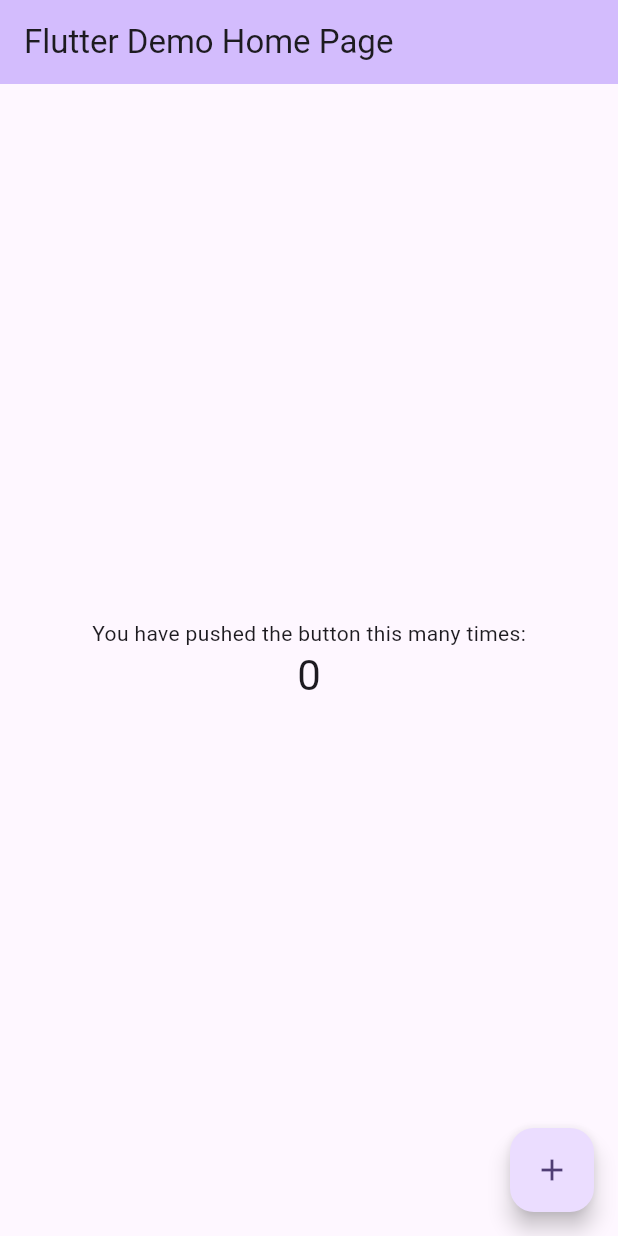
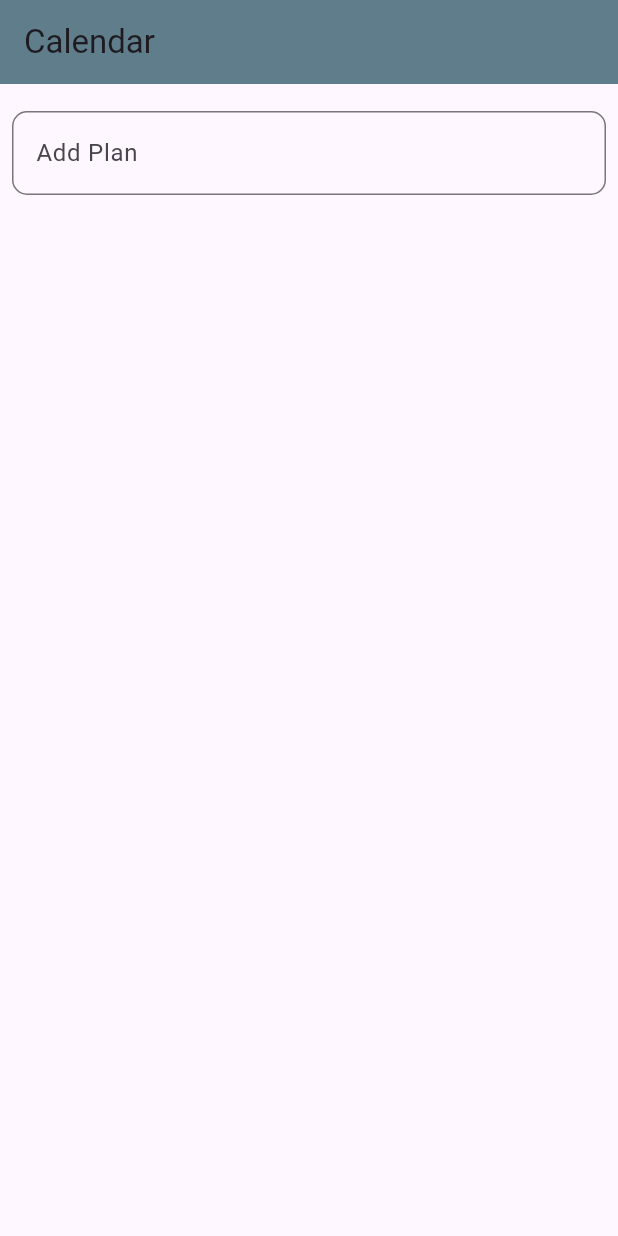
Before and after one commit to amean101/CW4, a Flutter app: the screen it shows after launch, on a phone screen of 412 x 824 dp. Run offline on Flutter 3.47's test engine with Material 3 defaults, Android fonts, the phone set to English and light mode, and no system bars.

Commit message:
added text field to add plans

```diff
--- /dev/null
+++ b/lib/home_page.dart
@@ -0,0 +1,46 @@
+
+import 'package:flutter/material.dart';
+
+//Class with plans and completion status
+class Plans {
+  String plan;
+  bool completionStatus;
+  Plans({required this.plan, required this.completionStatus});
+}
+
+class PlanManagerScreen extends StatefulWidget {
+  const PlanManagerScreen({super.key});
+
+  @override
+  State<PlanManagerScreen> createState() => _PlanManagerScreenState();
+}
+
+class _PlanManagerScreenState extends State<PlanManagerScreen> {
+
+  //initialized an empty list of plans that user can add to
+  List<Plans> plans = List.empty(growable: true);
+
+  @override
+  Widget build(BuildContext context) {
+    return Scaffold(
+      appBar: AppBar(
+        backgroundColor: Colors.blueGrey,
+        title: const Text('Calendar'),
+      ),
+      body: Padding(
+        padding: EdgeInsets.all(8.0),
+        child: Column(
+          children: [
+            SizedBox(height: 10),
+            TextField(decoration: InputDecoration(
+              hintText: 'Add Plan',
+              border: OutlineInputBorder(
+                borderRadius: BorderRadius.all(Radius.circular(10))
+              )
+            ),)
+          ],
+        ),
+         ),
+    );
+  }
+}
--- a/lib/main.dart
+++ b/lib/main.dart
@@ -1,3 +1,4 @@
+import 'package:cw4/home_page.dart';
 import 'package:flutter/material.dart';
 
 void main() {
@@ -7,116 +8,14 @@ void main() {
 class MyApp extends StatelessWidget {
   const MyApp({super.key});
 
-  // This widget is the root of your application.
   @override
   Widget build(BuildContext context) {
     return MaterialApp(
       title: 'Flutter Demo',
       theme: ThemeData(
-        // This is the theme of your application.
-        //
-        // TRY THIS: Try running your application with "flutter run". You'll see
-        // the application has a purple toolbar. Then, without quitting the app,
-        // try changing the seedColor in the colorScheme below to Colors.green
-        // and then invoke "hot reload" (save your changes or press the "hot
-        // reload" button in a Flutter-supported IDE, or press "r" if you used
-        // the command line to start the app).
-        //
-        // Notice that the counter didn't reset back to zero; the application
-        // state is not lost during the reload. To reset the state, use hot
-        // restart instead.
-        //
-        // This works for code too, not just values: Most code changes can be
-        // tested with just a hot reload.
-        colorScheme: ColorScheme.fromSeed(seedColor: Colors.deepPurple),
       ),
-      home: const MyHomePage(title: 'Flutter Demo Home Page'),
+      home: const PlanManagerScreen(),
+      debugShowCheckedModeBanner: false,
     );
   }
 }
-
-class MyHomePage extends StatefulWidget {
-  const MyHomePage({super.key, required this.title});
-
-  // This widget is the home page of your application. It is stateful, meaning
-  // that it has a State object (defined below) that contains fields that affect
-  // how it looks.
-
-  // This class is the configuration for the state. It holds the values (in this
-  // case the title) provided by the parent (in this case the App widget) and
-  // used by the build method of the State. Fields in a Widget subclass are
-  // always marked "final".
-
-  final String title;
-
-  @override
-  State<MyHomePage> createState() => _MyHomePageState();
-}
-
-class _MyHomePageState extends State<MyHomePage> {
-  int _counter = 0;
-
-  void _incrementCounter() {
-    setState(() {
-      // This call to setState tells the Flutter framework that something has
-      // changed in this State, which causes it to rerun the build method below
-      // so that the display can reflect the updated values. If we changed
-      // _counter without calling setState(), then the build method would not be
-      // called again, and so nothing would appear to happen.
-      _counter++;
-    });
-  }
-
-  @override
-  Widget build(BuildContext context) {
-    // This method is rerun every time setState is called, for instance as done
-    // by the _incrementCounter method above.
-    //
-    // The Flutter framework has been optimized to make rerunning build methods
-    // fast, so that you can just rebuild anything that needs updating rather
-    // than having to individually change instances of widgets.
-    return Scaffold(
-      appBar: AppBar(
-        // TRY THIS: Try changing the color here to a specific color (to
-        // Colors.amber, perhaps?) and trigger a hot reload to see the AppBar
-        // change color while the other colors stay the same.
-        backgroundColor: Theme.of(context).colorScheme.inversePrimary,
-        // Here we take the value from the MyHomePage object that was created by
-        // the App.build method, and use it to set our appbar title.
-        title: Text(widget.title),
-      ),
-      body: Center(
-        // Center is a layout widget. It takes a single child and positions it
-        // in the middle of the parent.
-        child: Column(
-          // Column is also a layout widget. It takes a list of children and
-          // arranges them vertically. By default, it sizes itself to fit its
-          // children horizontally, and tries to be as tall as its parent.
-          //
-          // Column has various properties to control how it sizes itself and
-          // how it positions its children. Here we use mainAxisAlignment to
-          // center the children vertically; the main axis here is the vertical
-          // axis because Columns are vertical (the cross axis would be
-          // horizontal).
-          //
-          // TRY THIS: Invoke "debug painting" (choose the "Toggle Debug Paint"
-          // action in the IDE, or press "p" in the console), to see the
-          // wireframe for each widget.
-          mainAxisAlignment: MainAxisAlignment.center,
-          children: <Widget>[
-            const Text('You have pushed the button this many times:'),
-            Text(
-              '$_counter',
-              style: Theme.of(context).textTheme.headlineMedium,
-            ),
-          ],
-        ),
-      ),
-      floatingActionButton: FloatingActionButton(
-        onPressed: _incrementCounter,
-        tooltip: 'Increment',
-        child: const Icon(Icons.add),
-      ), // This trailing comma makes auto-formatting nicer for build methods.
-    );
-  }
-}
```
